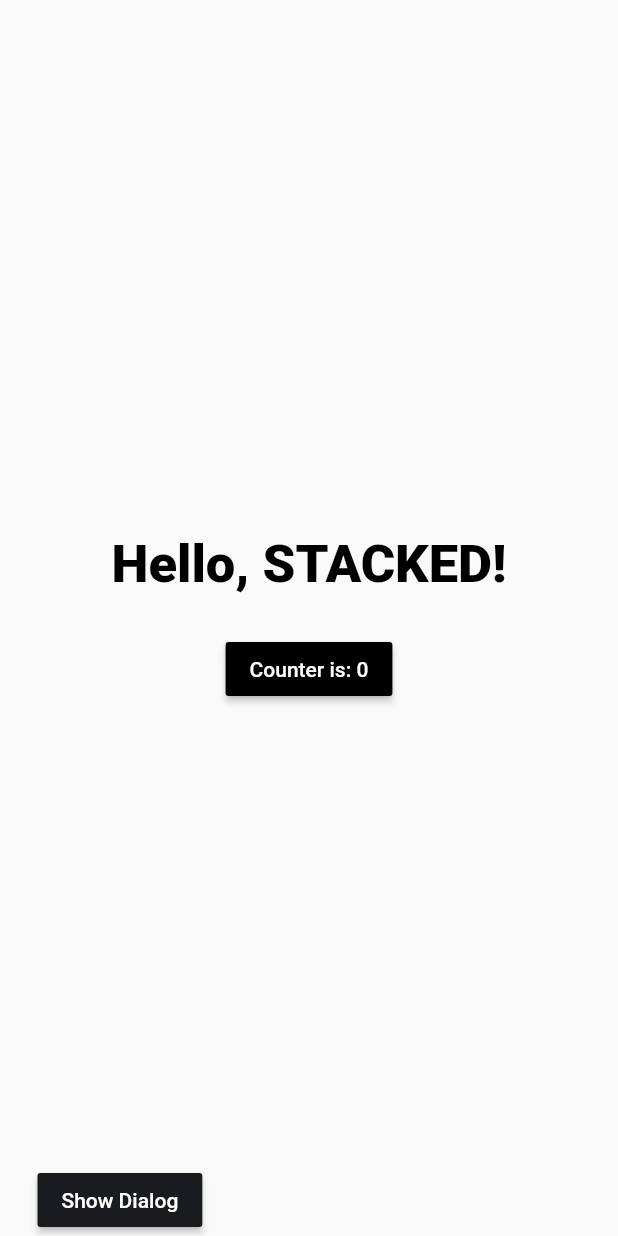
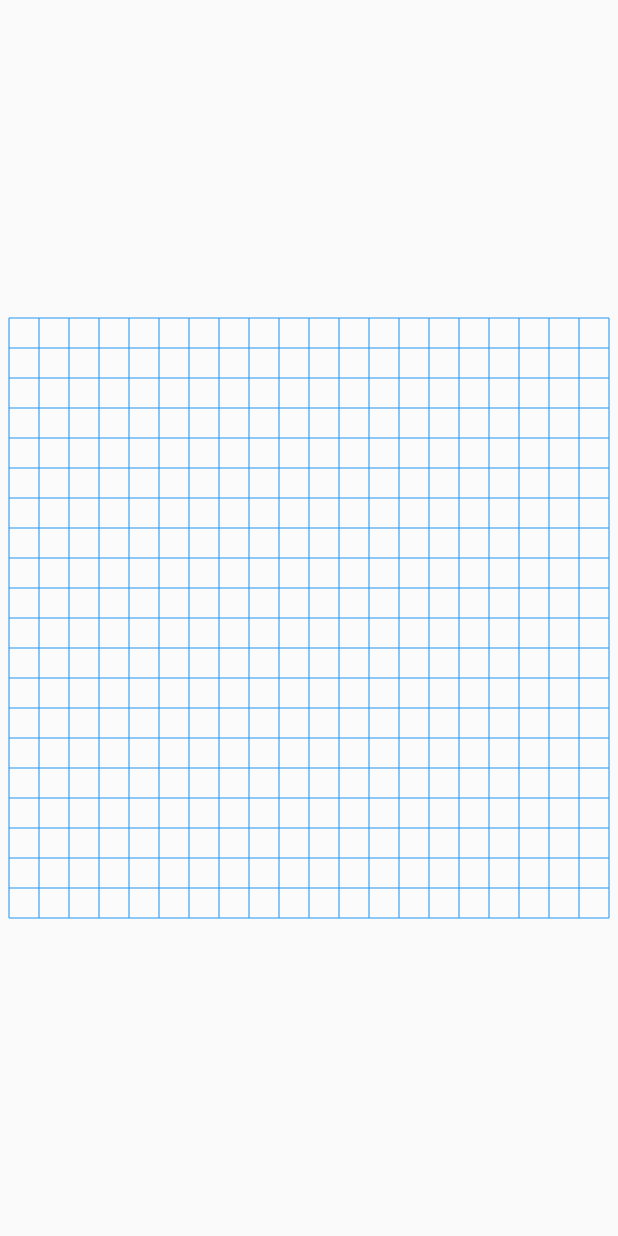
Before and after one commit to gangzhaorige/stacked_path_finder, a Flutter app: the screen it shows after launch, on a phone screen of 412 x 824 dp. Run offline on Flutter 3.47's test engine with Material 2 defaults, Android fonts, the phone set to English and light mode, and no system bars; our stand-ins replace stacked, stacked_core, stacked_services.

Commit message:
added static grid

```diff
--- a/lib/app/app.dart
+++ b/lib/app/app.dart
@@ -9,7 +9,7 @@ import 'package:stacked_services/stacked_services.dart';
   routes: [
     MaterialRoute(page: HomeView),
     MaterialRoute(page: StartupView),
-    // @stacked-route
+// @stacked-route
   ],
   dependencies: [
     LazySingleton(classType: DialogService),
--- /dev/null
+++ b/lib/ui/grid/grid_viewmodel.dart
@@ -0,0 +1,3 @@
+import 'package:stacked/stacked.dart';
+
+class GridViewModel extends BaseViewModel {}
--- /dev/null
+++ b/lib/ui/grid/staticgrid_view.dart
@@ -0,0 +1,74 @@
+import 'package:flutter/material.dart';
+import 'package:stacked/stacked.dart';
+
+import 'staticgrid_viewmodel.dart';
+
+class StaticGridView extends StackedView<StaticGridViewModel> {
+  const StaticGridView({
+    Key? key,
+    required this.rows,
+    required this.columns,
+    required this.width,
+    required this.height,
+    required this.unitSize,
+  }) : super(key: key);
+
+  final int rows;
+  final int columns;
+  final double width;
+  final double height;
+  final double unitSize;
+
+  @override
+  Widget builder(BuildContext context, StaticGridViewModel viewModel, Widget? child) {
+    return SizedBox(
+      width: width,
+      height: height,
+      child: CustomPaint(
+        painter: GridPainter(rows, columns, unitSize, width, height),
+      ),
+    );
+  }
+
+  @override
+  StaticGridViewModel viewModelBuilder(BuildContext context) => StaticGridViewModel();
+}
+
+class GridPainter extends CustomPainter {
+  const GridPainter(this.rows, this.columns, this.unitSize, this.width, this.height);
+  final int rows;
+  final int columns;
+  final double unitSize;
+  final double width;
+  final double height;
+
+  @override
+  void paint(Canvas canvas, Size size) {
+    Paint paint = Paint();
+
+    Rect background = Rect.fromLTRB(0, 0, size.width, size.height);
+    paint.color = Colors.white10;
+    canvas.drawRect(background, paint);
+
+    paint.color = Colors.blue;
+    paint.strokeWidth = 0.7;
+
+    for (int i = 0; i < rows + 1; i++) {
+      canvas.drawLine(
+        Offset(i.toDouble() * (unitSize), 0),
+        Offset(i.toDouble() * (unitSize), height),
+        paint,
+      );
+    }
+
+    for (int i = 0; i < columns + 1; i++) {
+      canvas.drawLine(
+        Offset(0, i.toDouble() * (unitSize)),
+        Offset(width, i.toDouble() * (unitSize)),
+        paint,
+      );
+    }
+  }
+  @override
+  bool shouldRepaint(GridPainter oldDelegate) => false;
+}
--- /dev/null
+++ b/lib/ui/grid/staticgrid_viewmodel.dart
@@ -0,0 +1,3 @@
+import 'package:stacked/stacked.dart';
+
+class StaticGridViewModel extends BaseViewModel {}
--- a/lib/ui/views/home/home_view.dart
+++ b/lib/ui/views/home/home_view.dart
@@ -1,62 +1,26 @@
 import 'package:flutter/material.dart';
 import 'package:stacked/stacked.dart';
-import 'package:stacked_path_finder/ui/common/app_colors.dart';
-import 'package:stacked_path_finder/ui/common/ui_helpers.dart';
-
-import 'home_viewmodel.dart';
+import 'package:stacked_path_finder/ui/grid/staticgrid_view.dart';
+import 'package:stacked_path_finder/ui/views/home/home_viewmodel.dart';
 
 class HomeView extends StackedView<HomeViewModel> {
   const HomeView({Key? key}) : super(key: key);
 
   @override
-  Widget builder(BuildContext context, HomeViewModel viewModel, Widget? child,) {
-    return Scaffold(
+  Widget builder(
+    BuildContext context,
+    HomeViewModel viewModel,
+    Widget? child,
+  ) {
+    return const Scaffold(
       body: SafeArea(
-        child: Padding(
-          padding: const EdgeInsets.symmetric(horizontal: 25.0),
-          child: Center(
-            child: Column(
-              mainAxisSize: MainAxisSize.max,
-              mainAxisAlignment: MainAxisAlignment.spaceBetween,
-              children: [
-                verticalSpaceLarge,
-                Column(
-                  children: [
-                    const Text(
-                      'Hello, STACKED!',
-                      style: TextStyle(
-                        fontSize: 35,
-                        fontWeight: FontWeight.w900,
-                      ),
-                    ),
-                    verticalSpaceMedium,
-                    MaterialButton(
-                      color: Colors.black,
-                      onPressed: viewModel.incrementCounter,
-                      child: Text(
-                        viewModel.counterLabel,
-                        style: const TextStyle(color: Colors.white),
-                      ),
-                    ),
-                  ],
-                ),
-                Row(
-                  mainAxisAlignment: MainAxisAlignment.spaceBetween,
-                  children: [
-                    MaterialButton(
-                      color: kcDarkGreyColor,
-                      child: const Text(
-                        'Show Dialog',
-                        style: TextStyle(
-                          color: Colors.white,
-                        ),
-                      ),
-                      onPressed: viewModel.showDialog,
-                    ),
-                  ],
-                )
-              ],
-            ),
+        child: Center(
+          child: StaticGridView(
+            columns: 20,
+            rows: 20,
+            height: 400,
+            width: 400,
+            unitSize: 20,
           ),
         ),
       ),
--- a/lib/ui/views/home/home_viewmodel.dart
+++ b/lib/ui/views/home/home_viewmodel.dart
@@ -1,25 +1,7 @@
 import 'package:stacked_path_finder/app/app.dialogs.dart';
-import 'package:stacked_path_finder/app/app.locator.dart';
 import 'package:stacked/stacked.dart';
 import 'package:stacked_services/stacked_services.dart';
 
 class HomeViewModel extends BaseViewModel {
-  final _dialogService = locator<DialogService>();
 
-  String get counterLabel => 'Counter is: $_counter';
-
-  int _counter = 0;
-
-  void incrementCounter() {
-    _counter++;
-    rebuildUi();
-  }
-
-  void showDialog() {
-    _dialogService.showCustomDialog(
-      variant: DialogType.infoAlert,
-      title: 'Stacked Rocks!',
-      description: 'Give stacked $_counter stars on Github',
-    );
-  }
 }
```
Also changed, not shown: lib/ui/grid/grid_view.dart (added, +21 -0 lines).
